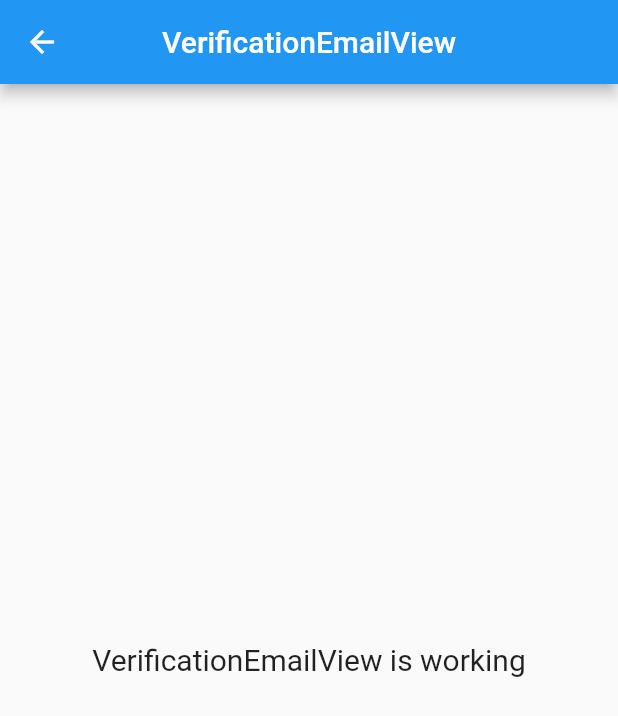
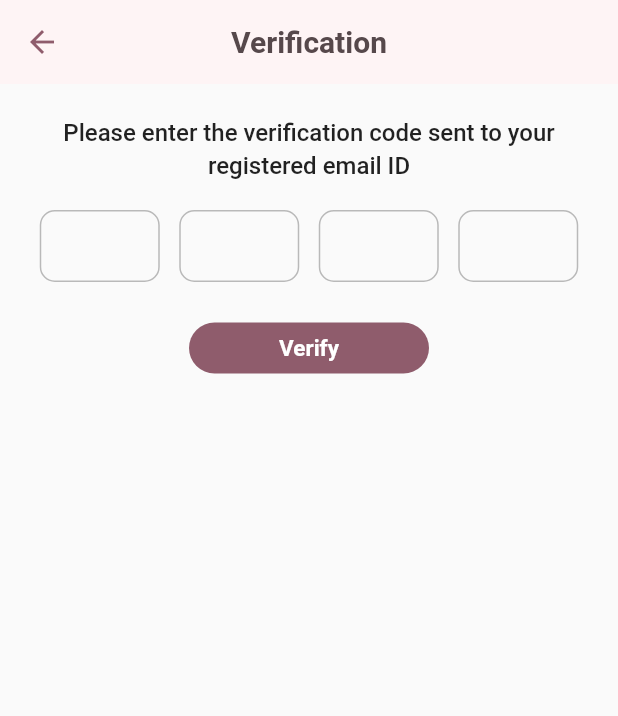
Before and after one commit to Md-Shoyab/sabriye, a Flutter app: the VerificationEmailView screen opened by its route, on a phone screen of 412 x 824 dp. Shown: the top 716 px of the screen. Run offline on Flutter 3.47's test engine with Material 2 defaults, Android fonts, the phone set to English and light mode, and no system bars; drawn by our look-alikes of otp_text_field; our stand-ins replace analog_clock, carousel_slider, curved_navigation_bar, flip_card, flutter_html, flutter_rating_bar and 5 more; accounts and stored records are empty.

Commit message:
verification screen for email

```diff
--- a/lib/app/modules/change_email/views/change_email_view.dart
+++ b/lib/app/modules/change_email/views/change_email_view.dart
@@ -107,7 +107,7 @@ class ChangeEmailView extends GetView<ChangeEmailController> {
               child: TextButton(
                 onPressed: () {
                   controller.changeEmailFormkey.currentState!.validate()
-                      ? Get.toNamed(Routes.VERIFICATION_PASSWORD)
+                      ? Get.toNamed(Routes.VERIFICATION_EMAIL)
                       : null;
                 },
                 child: const Text(
--- a/lib/app/modules/support/views/support_view.dart
+++ b/lib/app/modules/support/views/support_view.dart
@@ -130,7 +130,7 @@ class SupportView extends GetView<SupportController> {
             ),
             IconButton(
               onPressed: () {
-                Get.toNamed(Routes.THANK_YOU);
+                Get.toNamed(Routes.VERIFICATION_EMAIL);
               },
               icon: const Icon(Icons.logout),
             ),
--- a/lib/app/modules/verification_email/views/verification_email_view.dart
+++ b/lib/app/modules/verification_email/views/verification_email_view.dart
@@ -1,5 +1,10 @@
 import 'package:flutter/material.dart';
 import 'package:get/get.dart';
+import 'package:otp_text_field/otp_field.dart';
+import 'package:otp_text_field/otp_field_style.dart';
+import 'package:otp_text_field/style.dart';
+import '../../../constants/app_colors.dart';
+import '../../../widgets/gapper.dart';
 import '../controllers/verification_email_controller.dart';
 
 class VerificationEmailView extends GetView<VerificationEmailController> {
@@ -9,14 +14,79 @@ class VerificationEmailView extends GetView<VerificationEmailController> {
   Widget build(BuildContext context) {
     return Scaffold(
       appBar: AppBar(
-        title: const Text('VerificationEmailView'),
+        backgroundColor: AppColors.bgColor,
+        title: const Text(
+          'Verification',
+          style: TextStyle(
+            color: AppColors.brownColor,
+            fontWeight: FontWeight.w600,
+          ),
+        ),
+        leading: IconButton(
+          onPressed: () {
+            Get.back();
+          },
+          icon: const Icon(
+            Icons.arrow_back,
+            color: AppColors.primaryColor,
+          ),
+        ),
         centerTitle: true,
+        elevation: 0,
       ),
-      body: const Center(
-        child: Text(
-          'VerificationEmailView is working',
-          style: TextStyle(fontSize: 20),
-        ),
+      body: ListView(
+        padding: const EdgeInsets.symmetric(horizontal: 20),
+        children: [
+          const VerticalGap(gap: 20),
+          const Text(
+            'Please enter the verification code sent to your registered email ID',
+            textAlign: TextAlign.center,
+            style: TextStyle(
+              fontSize: 16,
+              fontWeight: FontWeight.w500,
+              height: 1.4,
+            ),
+          ),
+          const VerticalGap(gap: 20),
+          OTPTextField(
+            otpFieldStyle: OtpFieldStyle(
+              focusBorderColor: AppColor.primaryBrown,
+            ),
+            length: 4,
+            width: MediaQuery.of(context).size.width,
+            fieldWidth: 80,
+            style: const TextStyle(
+              fontSize: 17,
+              color: AppColor.primaryBrown,
+            ),
+            textFieldAlignment: MainAxisAlignment.spaceAround,
+            fieldStyle: FieldStyle.box,
+            onCompleted: (pin) {},
+          ),
+          const VerticalGap(gap: 20),
+          Center(
+            child: TextButton(
+              onPressed: () {
+                Get.back();
+              },
+              child: const Text(
+                'Verify',
+                style: TextStyle(
+                  fontSize: 15,
+                  fontWeight: FontWeight.w600,
+                  color: AppColors.white,
+                ),
+              ),
+              style: TextButton.styleFrom(
+                minimumSize: const Size(160, 30),
+                shape: RoundedRectangleBorder(
+                  borderRadius: BorderRadius.circular(25),
+                ),
+                backgroundColor: AppColors.primaryColor,
+              ),
+            ),
+          ),
+        ],
       ),
     );
   }
```
